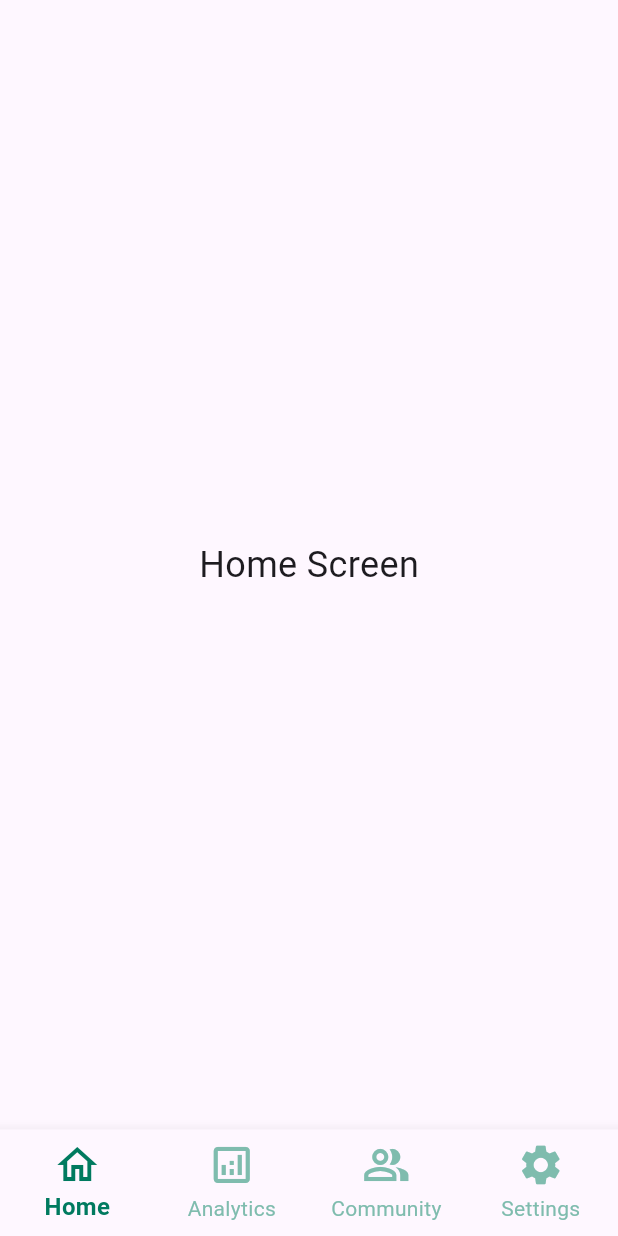
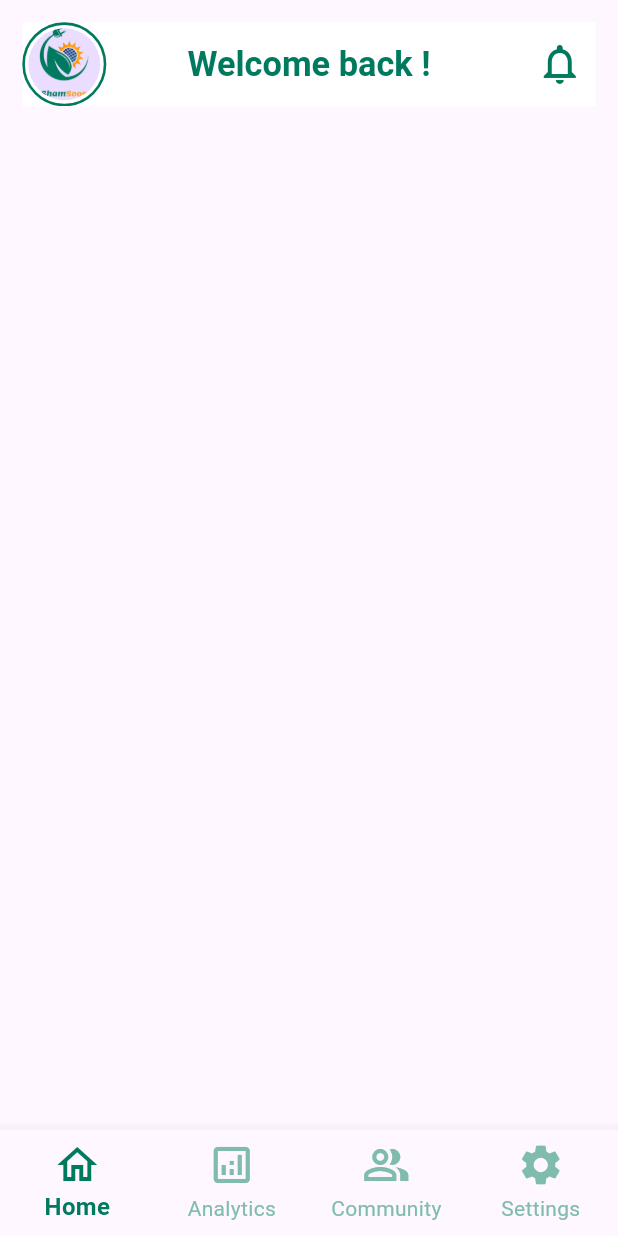
Before and after one commit to Rewanelmlah/ShamSoon, a Flutter app: the screen it shows after launch, after a tap on "Skip", after a tap on "Log In", on a phone screen of 412 x 824 dp. Run offline on Flutter 3.47's test engine with Material 3 defaults, Android fonts, the phone set to English and light mode, and no system bars; our stand-ins replace fl_chart, flutter_screenutil, pinput, smooth_page_indicator.

Commit message:
adding more screens

```diff
--- /dev/null
+++ b/lib/features/home/presentation/views/Home_Screen.dart
@@ -0,0 +1,16 @@
+import 'package:flutter/material.dart';
+import 'package:flutter_screenutil/flutter_screenutil.dart';
+import 'package:shamsoon/features/home/presentation/widgets/Custome_AppBar.dart';
+class HomeScreen extends StatelessWidget {
+  const HomeScreen({super.key});
+
+  @override
+  Widget build(BuildContext context) {
+    return Padding(
+      padding: EdgeInsets.all(13.w),
+      child: Scaffold(
+        appBar: CustomAppBar(),
+      ),
+    );
+  }
+}
--- a/lib/features/home/presentation/views/layout_view.dart
+++ b/lib/features/home/presentation/views/layout_view.dart
@@ -3,6 +3,7 @@ import 'package:flutter_screenutil/flutter_screenutil.dart';
 import 'package:shamsoon/core/app_colors.dart';
 import 'package:shamsoon/features/Analystics/presentation/views/analystics_screen.dart';
 import 'package:shamsoon/features/community/presentation/views/Community_screen.dart';
+import 'package:shamsoon/features/home/presentation/views/Home_Screen.dart';
 import 'package:shamsoon/features/settings/presentation/views/setting_screen.dart';
 
 class LayoutScreen extends StatefulWidget {
@@ -61,10 +62,3 @@ class _LayoutScreenState extends State<LayoutScreen> {
     );
   }
 }
-
-class HomeScreen extends StatelessWidget {
-  @override
-  Widget build(BuildContext context) {
-    return Center(child: Text('Home Screen', style: TextStyle(fontSize: 24)));
-  }
-}
--- /dev/null
+++ b/lib/features/home/presentation/widgets/Custome_AppBar.dart
@@ -0,0 +1,50 @@
+import 'package:flutter/material.dart';
+import 'package:flutter_screenutil/flutter_screenutil.dart';
+import 'package:shamsoon/core/app_colors.dart';
+import 'package:shamsoon/features/notifications/presentation/views/notification_screen.dart';
+class CustomAppBar extends StatelessWidget implements PreferredSizeWidget {
+  const CustomAppBar({super.key});
+
+  @override
+  Size get preferredSize => Size.fromHeight(kToolbarHeight);
+
+  @override
+  Widget build(BuildContext context) {
+    return AppBar(
+      backgroundColor: Colors.white,
+      elevation: 0,
+      leading: Container(
+        padding: EdgeInsets.all(2.w),
+        decoration: BoxDecoration(
+          shape: BoxShape.circle,
+          border: Border.all(color: AppColors.primaryColor, width: 1.5.w),
+        ),
+        child: CircleAvatar(
+          radius: 24.r,
+          backgroundImage: AssetImage('assets/images/logo.png'),
+        ),
+      ),
+      centerTitle: true,
+      title: Text(
+        'Welcome back !',
+        style: TextStyle(
+          color: AppColors.primaryColor,
+          fontWeight: FontWeight.bold,
+          fontSize: 20.sp,
+        ),
+      ),
+      actions: [
+        IconButton(
+          icon: Icon(
+            Icons.notifications_outlined,
+            size: 28.sp,
+            color: AppColors.primaryColor,
+          ),
+          onPressed: () {
+            Navigator.push(context, MaterialPageRoute(builder: (context) => NotificationScreen()));
+          },
+        ),
+      ],
+    );
+  }
+}
```
Also changed, not shown: lib/features/notifications/presentation/views/notification_screen.dart (added, +48 -0 lines), lib/features/notifications/presentation/widgets/notification_container.dart (added, +34 -0 lines).
